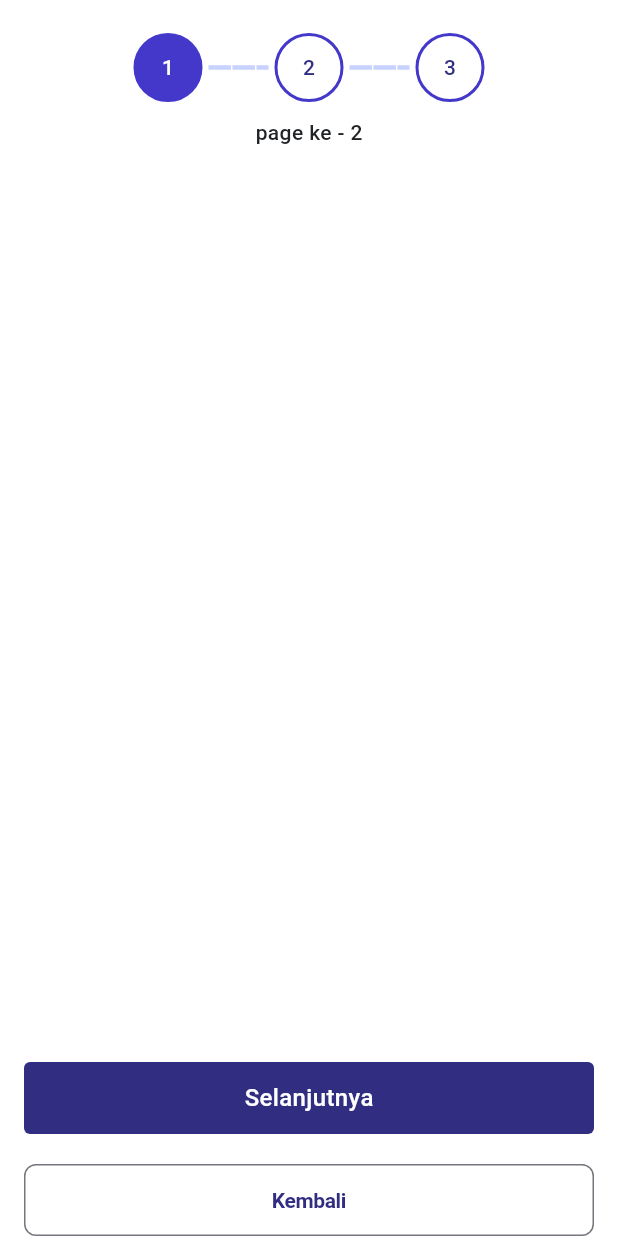
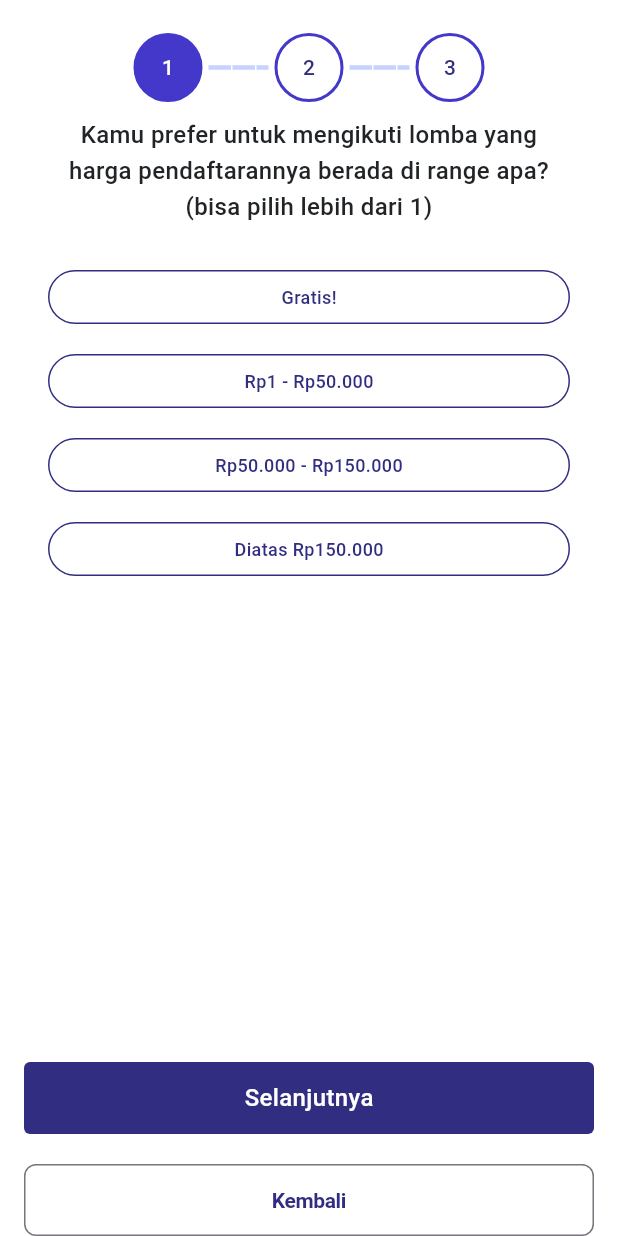
Before and after one commit to AbdullahFathan/compedia, a Flutter app: the screen it shows after launch, swiped to page 3, on a phone screen of 412 x 824 dp. Run offline on Flutter 3.47's test engine with Material 3 defaults, Android fonts, the phone set to English and light mode, and no system bars; drawn by our look-alikes of easy_stepper; our stand-ins replace cached_network_image, dio, dots_indicator, flutter_dotenv, flutter_form_builder, flutter_secure_storage and 3 more; generated files the repository leaves out were written again.

Commit message:
UI: question third done

```diff
--- a/lib/config/translation/langs/indonesia.dart
+++ b/lib/config/translation/langs/indonesia.dart
@@ -67,4 +67,7 @@
   'txt_title_1':
       "Halo calon juara! Kamu punya keminatan\ndi background lomba apa aja?\n(bisa pilih lebih dari 1)",
   'txt_btn_next': "Selanjutnya",
+
+  'txt_title_3':
+      "Kamu prefer untuk mengikuti lomba yang\nharga pendaftarannya berada di range apa?\n(bisa pilih lebih dari 1)"
 };
--- a/lib/features/welcome/questionnaire/questionnaire_controller.dart
+++ b/lib/features/welcome/questionnaire/questionnaire_controller.dart
@@ -9,7 +9,7 @@
   RxInt currIndex = 0.obs;
 
   List<String> answerOne = [];
-  List<String> answerTwo = [];
+  List<String> answerTwo = ["A"];
   List<String> answerThird = [];
 
   void nextPage() {
--- a/lib/features/welcome/questionnaire/questionnaire_page.dart
+++ b/lib/features/welcome/questionnaire/questionnaire_page.dart
@@ -1,4 +1,5 @@
 import 'package:compedia/features/welcome/questionnaire/widgets/question_one.dart';
+import 'package:compedia/features/welcome/questionnaire/widgets/question_third.dart';
 import 'package:compedia/features/welcome/questionnaire/widgets/stepper.dart';
 import 'package:compedia/utils/widget/primary_button.dart';
 import 'questionnaire_controller.dart';
@@ -78,6 +79,8 @@
     switch (index) {
       case 0:
         return const QuestionOneWidget();
+      case 2:
+        return const QuestionThridWidget();
 
       default:
         return Center(
--- /dev/null
+++ b/lib/features/welcome/questionnaire/widgets/question_third.dart
@@ -0,0 +1,44 @@
+import 'package:compedia/features/welcome/questionnaire/constant/quiestionnaire_cons.dart';
+import 'package:compedia/features/welcome/questionnaire/questionnaire_controller.dart';
+import 'package:compedia/features/welcome/questionnaire/widgets/choice_button.dart';
+import 'package:flutter/material.dart';
+import 'package:flutter/widgets.dart';
+import 'package:get/get.dart';
+
+class QuestionThridWidget extends GetView<QuestionnaireController> {
+  const QuestionThridWidget({super.key});
+
+  @override
+  Widget build(BuildContext context) {
+    return SizedBox(
+      child: Column(
+        mainAxisSize: MainAxisSize.min,
+        children: [
+          Text(
+            'txt_title_3'.tr,
+            textAlign: TextAlign.center,
+            style: Get.textTheme.bodyMedium!.copyWith(
+              fontSize: 16,
+              height: 1.5,
+            ),
+          ),
+          ListView.separated(
+            shrinkWrap: true,
+            padding: const EdgeInsets.only(top: 30),
+            itemCount: harga.length,
+            separatorBuilder: (context, index) => const SizedBox(
+              height: 20,
+            ),
+            itemBuilder: (context, index) {
+              return ChoiceButtonWidget(
+                height: 36,
+                witdh: 301,
+                text: harga[index],
+              );
+            },
+          )
+        ],
+      ),
+    );
+  }
+}
```
